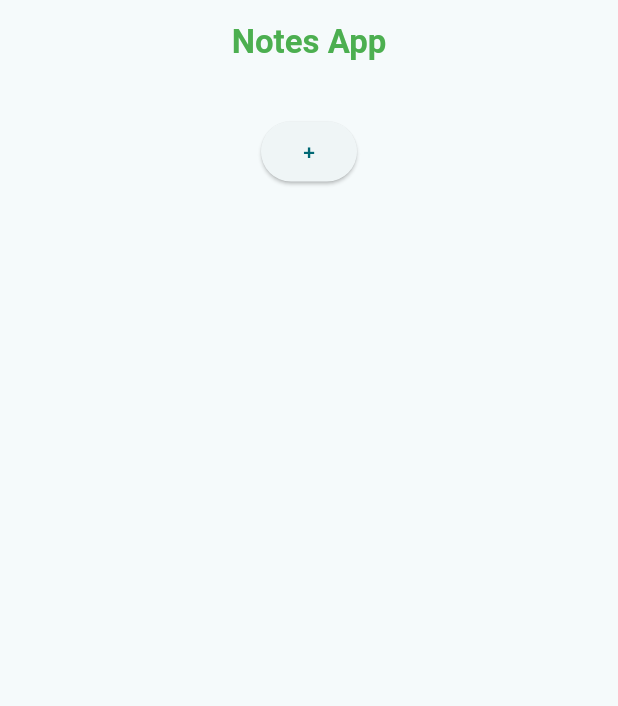
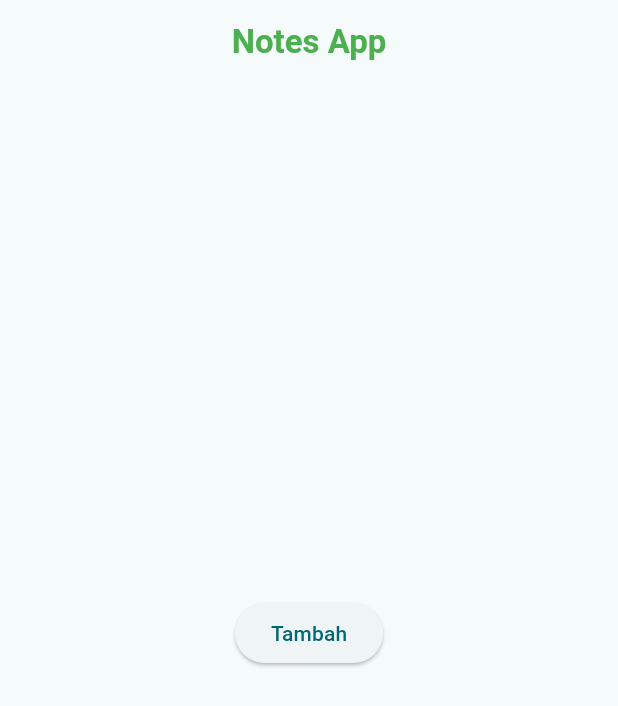
Before and after one commit to DeanDamianus/Mini_Project, a Flutter app: the screen it shows after launch, on a phone screen of 412 x 824 dp. Shown: the top 706 px of the screen. Run offline on Flutter 3.47's test engine with Material 2 defaults, Android fonts, the phone set to English and light mode, and no system bars.

Commit message:
Update HomePage.dart

```diff
--- a/notes/lib/HomePage.dart
+++ b/notes/lib/HomePage.dart
@@ -21,7 +21,11 @@ class HomePage extends StatelessWidget {
             ),
           ),
           Container(
-            child: ElevatedButton(onPressed: (){},child: Text('+')),
+            padding: EdgeInsets.fromLTRB(0, 0, 0, 300),
+            child: Text(''),
+          ),
+          Container(
+            child: ElevatedButton(onPressed: (){},child: Text('Tambah')),
           )
         ],
 
```
